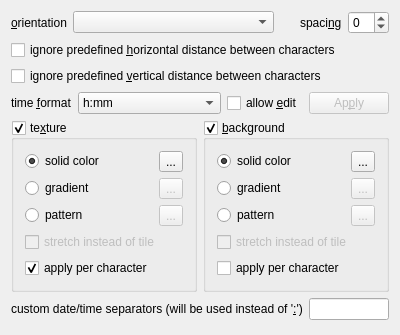
Qt form src/app/settings/classic_skin_settings.ui (Kolcha/DigitalClockNext) before a commit.
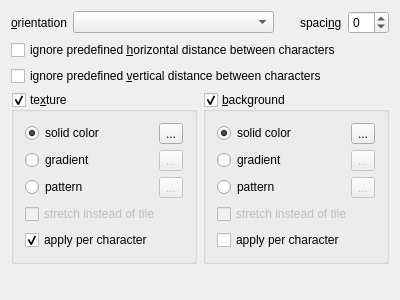
The same form after that commit.

Commit message: added separate tab for time format options

```diff
--- a/src/app/settings/classic_skin_settings.ui
+++ b/src/app/settings/classic_skin_settings.ui
@@ -7,152 +7,10 @@
     <x>0</x>
     <y>0</y>
     <width>400</width>
-    <height>335</height>
+    <height>300</height>
    </rect>
   </property>
   <layout class="QGridLayout" name="gridLayout_3">
-   <item row="5" column="0" colspan="2">
-    <layout class="QHBoxLayout" name="custom_seps_layout">
-     <item>
-      <widget class="QLabel" name="custom_seps_label">
-       <property name="text">
-        <string>custom date/time separators (will be used instead of '&amp;:')</string>
-       </property>
-       <property name="buddy">
-        <cstring>custom_seps_edit</cstring>
-       </property>
-      </widget>
-     </item>
-     <item>
-      <widget class="QLineEdit" name="custom_seps_edit">
-       <property name="toolTip">
-        <string>replacement characters for ':' in format</string>
-       </property>
-      </widget>
-     </item>
-    </layout>
-   </item>
-   <item row="1" column="0" colspan="2">
-    <widget class="QCheckBox" name="ignore_advance_x">
-     <property name="text">
-      <string>ignore predefined &amp;horizontal distance between characters</string>
-     </property>
-    </widget>
-   </item>
-   <item row="3" column="0" colspan="2">
-    <layout class="QHBoxLayout" name="horizontalLayout">
-     <item>
-      <widget class="QLabel" name="time_format_label">
-       <property name="text">
-        <string>time &amp;format</string>
-       </property>
-       <property name="buddy">
-        <cstring>time_format_cbox</cstring>
-       </property>
-      </widget>
-     </item>
-     <item>
-      <widget class="QComboBox" name="time_format_cbox">
-       <property name="sizePolicy">
-        <sizepolicy hsizetype="MinimumExpanding" vsizetype="Fixed">
-         <horstretch>0</horstretch>
-         <verstretch>0</verstretch>
-        </sizepolicy>
-       </property>
-       <item>
-        <property name="text">
-         <string notr="true">h:mm</string>
-        </property>
-       </item>
-       <item>
-        <property name="text">
-         <string notr="true">hh:mm</string>
-        </property>
-       </item>
-       <item>
-        <property name="text">
-         <string notr="true">hh:mm:ss</string>
-        </property>
-       </item>
-       <item>
-        <property name="text">
-         <string notr="true">h:mmA</string>
-        </property>
-       </item>
-       <item>
-        <property name="text">
-         <string notr="true">h:mm a</string>
-        </property>
-       </item>
-       <item>
-        <property name="text">
-         <string notr="true">hh:mmA</string>
-        </property>
-       </item>
-       <item>
-        <property name="text">
-         <string notr="true">hh:mm a</string>
-        </property>
-       </item>
-       <item>
-        <property name="text">
-         <string notr="true">hh:mm:ssA</string>
-        </property>
-       </item>
-       <item>
-        <property name="text">
-         <string notr="true">hh:mm:ss a</string>
-        </property>
-       </item>
-       <item>
-        <property name="text">
-         <string notr="true">H:mm</string>
-        </property>
-       </item>
-       <item>
-        <property name="text">
-         <string notr="true">HH:mm</string>
-        </property>
-       </item>
-       <item>
-        <property name="text">
-         <string notr="true">HH:mm:ss</string>
-        </property>
-       </item>
-      </widget>
-     </item>
-     <item>
-      <widget class="QCheckBox" name="allow_format_edit_cb">
-       <property name="text">
-        <string>allow &amp;edit</string>
-       </property>
-      </widget>
-     </item>
-     <item>
-      <widget class="QPushButton" name="apply_format_btn">
-       <property name="enabled">
-        <bool>false</bool>
-       </property>
-       <property name="text">
-        <string>Ap&amp;ply</string>
-       </property>
-      </widget>
-     </item>
-    </layout>
-   </item>
-   <item row="6" column="0" colspan="2">
-    <spacer name="verticalSpacer">
-     <property name="orientation">
-      <enum>Qt::Vertical</enum>
-     </property>
-     <property name="sizeHint" stdset="0">
-      <size>
-       <width>348</width>
-       <height>58</height>
-      </size>
-     </property>
-    </spacer>
-   </item>
    <item row="0" column="0" colspan="2">
     <layout class="QHBoxLayout" name="horizontalLayout_2">
      <item>
@@ -213,7 +71,27 @@
      </item>
     </layout>
    </item>
-   <item row="4" column="1">
+   <item row="2" column="0" colspan="2">
+    <widget class="QCheckBox" name="ignore_advance_y">
+     <property name="text">
+      <string>ignore predefined &amp;vertical distance between characters</string>
+     </property>
+    </widget>
+   </item>
+   <item row="4" column="0" colspan="2">
+    <spacer name="verticalSpacer">
+     <property name="orientation">
+      <enum>Qt::Vertical</enum>
+     </property>
+     <property name="sizeHint" stdset="0">
+      <size>
+       <width>348</width>
+       <height>58</height>
+      </size>
+     </property>
+    </spacer>
+   </item>
+   <item row="3" column="1">
     <widget class="QGroupBox" name="background_group">
      <property name="title">
       <string>&amp;background</string>
@@ -293,7 +171,7 @@
      </layout>
     </widget>
    </item>
-   <item row="4" column="0">
+   <item row="3" column="0">
     <widget class="QGroupBox" name="texture_group">
      <property name="title">
       <string>te&amp;xture</string>
@@ -376,10 +254,10 @@
      </layout>
     </widget>
    </item>
-   <item row="2" column="0" colspan="2">
-    <widget class="QCheckBox" name="ignore_advance_y">
+   <item row="1" column="0" colspan="2">
+    <widget class="QCheckBox" name="ignore_advance_x">
      <property name="text">
-      <string>ignore predefined &amp;vertical distance between characters</string>
+      <string>ignore predefined &amp;horizontal distance between characters</string>
      </property>
     </widget>
    </item>
```
The commit also changes 12 other files.
